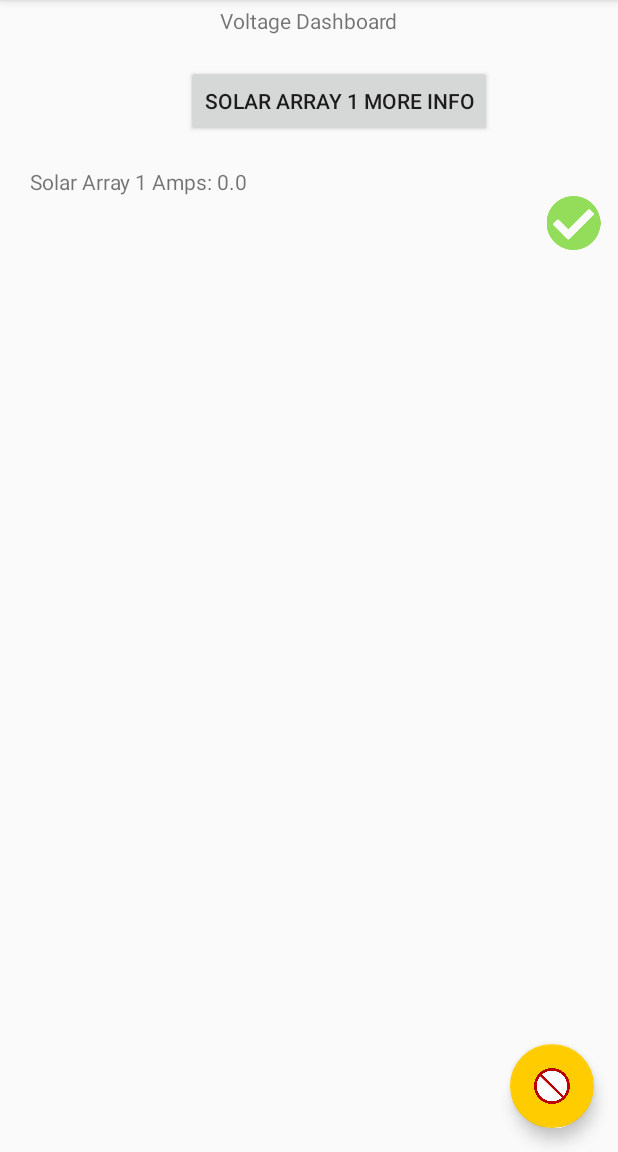
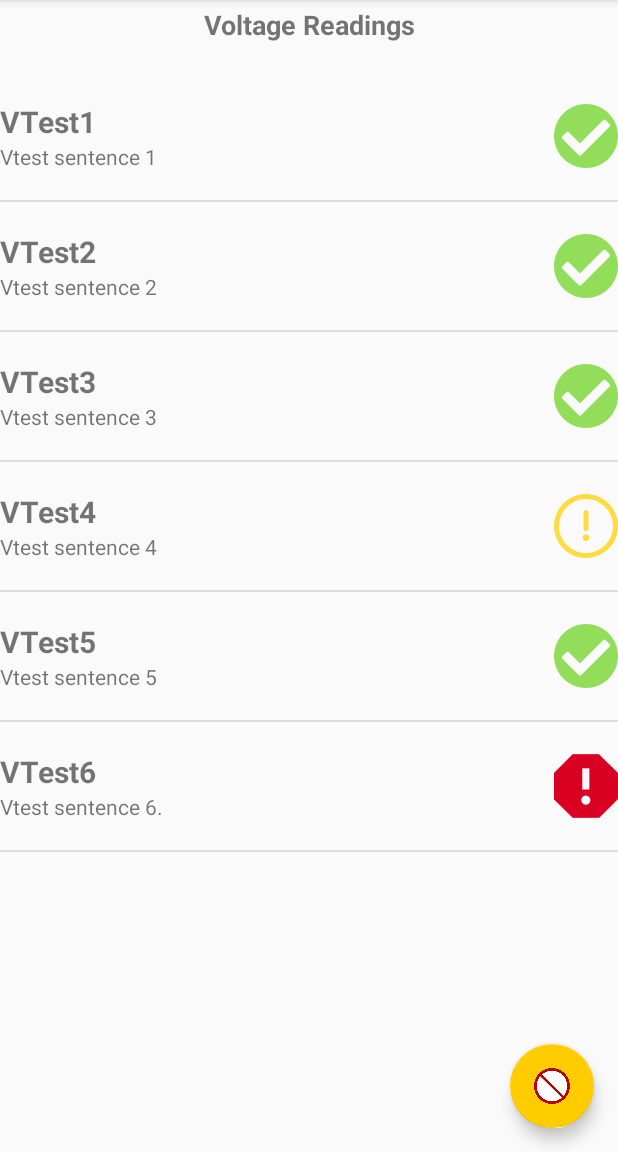
Before and after one commit to kathleenbaert/solardash, an Android app: the fragment VoltageFragment placed in its activity, on a phone screen of 412 x 824 dp, the part 84-1236 px from its top. Run offline under Robolectric (Android 15) with nearby library versions, the phone set to English and light mode, and no system bars.

Commit message:
added voltage scrollview, fixed custom list adapter

```diff
--- a/app/src/main/java/com/example/kathleenbaert/myapplication/CustomListAdapter.java
+++ b/app/src/main/java/com/example/kathleenbaert/myapplication/CustomListAdapter.java
@@ -43,7 +43,7 @@ public class CustomListAdapter extends ArrayAdapter {
 
         //this code gets references to objects in the listview_row.xml file
         TextView nameTextField = (TextView) rowView.findViewById(R.id.textView1);
-        TextView infoTextField = (TextView) rowView.findViewById(R.id.textView1);
+        TextView infoTextField = (TextView) rowView.findViewById(R.id.textView2);
         ImageView imageView = (ImageView) rowView.findViewById(R.id.imageView);
 
         //this code sets the values of the objects to values from the arrays
--- a/app/src/main/java/com/example/kathleenbaert/myapplication/VoltageFragment.java
+++ b/app/src/main/java/com/example/kathleenbaert/myapplication/VoltageFragment.java
@@ -1,5 +1,6 @@
 package com.example.kathleenbaert.myapplication;
 
+import android.app.Activity;
 import android.app.AlertDialog;
 import android.app.Fragment;
 import android.bluetooth.BluetoothAdapter;
@@ -11,6 +12,7 @@ import android.view.LayoutInflater;
 import android.view.View;
 import android.view.ViewGroup;
 import android.widget.Button;
+import android.widget.ListView;
 import android.widget.TextView;
 
 /**
@@ -24,17 +26,37 @@ public class VoltageFragment extends Fragment {
     @Override
     public View onCreateView(LayoutInflater inflater, @Nullable ViewGroup container, Bundle savedInstanceState) {
         myView = inflater.inflate(R.layout.voltage_dash, container, false);
-
-        final Context context = myView.getContext();
-
-        final JSONData d = new JSONData();
-
-        TextView firstAmp = myView.findViewById(R.id.volt1);
-        firstAmp.setText("Solar Array 1 Amps: " + Double.toString( d.dataInstance.getAmps() ) );
-
-        final Button voltButton1 = myView.findViewById( R.id.voltButton1);
-
-
         return myView;
     }
+    @Override
+    public void onActivityCreated(@Nullable Bundle savedInstanceState) {
+        super.onActivityCreated( savedInstanceState );
+
+        String[] nameArray = {"VTest1", "VTest2", "VTest3", "VTest4", "VTest5", "VTest6"};
+
+        String[] infoArray = {
+                "Vtest sentence 1",
+                "Vtest sentence 2",
+                "Vtest sentence 3",
+                "Vtest sentence 4",
+                "Vtest sentence 5",
+                "Vtest sentence 6."
+        };
+
+        Integer[] imageArray = {R.drawable.good,
+                R.drawable.good,
+                R.drawable.good,
+                R.drawable.warning,
+                R.drawable.good,
+                R.drawable.critical};
+
+        ListView listView;
+
+        Context context = myView.getContext();
+        CustomListAdapter customListAdapter = new CustomListAdapter( (Activity) context, nameArray, infoArray, imageArray );
+        listView = (ListView) myView.findViewById( R.id.listView );
+        listView.setAdapter( customListAdapter );
+
+    }
+
 }
--- a/app/src/main/res/layout/voltage_dash.xml
+++ b/app/src/main/res/layout/voltage_dash.xml
@@ -1,47 +1,28 @@
 <?xml version="1.0" encoding="utf-8"?>
 
 <LinearLayout xmlns:android="http://schemas.android.com/apk/res/android"
-    android:id="@+id/linearlayout"
-    android:layout_width="fill_parent"
-    android:layout_height="fill_parent"
-    android:orientation="vertical"
-    android:weightSum="1">
+              android:id="@+id/linearlayout"
+              android:layout_width="fill_parent"
+              android:layout_height="fill_parent"
+              android:orientation="vertical">
 
     <TextView
         android:id="@+id/heading"
-        android:layout_width="wrap_content"
-        android:layout_height="wrap_content"
+        android:layout_width="match_parent"
+        android:layout_height="44dp"
         android:layout_alignParentTop="true"
+        android:layout_centerHorizontal="true"
+        android:layout_gravity="center"
         android:layout_marginTop="60dp"
-        android:layout_gravity="center"
-        android:text="Voltage Dashboard" />
-    <Button
-        android:id="@+id/voltButton1"
-        android:layout_width="wrap_content"
-        android:layout_height="wrap_content"
-        android:layout_alignParentTop="true"
-        android:layout_gravity="center"
-        android:layout_marginLeft="20dp"
-        android:layout_marginTop="20dp"
-        android:text="Solar Array 1 More Info"/>
+        android:text="Voltage Readings"
+        android:textAlignment="center"
+        android:textSize="18sp"
+        android:textStyle="bold"/>
+    <ListView
+        android:id="@+id/listView"
+        android:layout_width="match_parent"
+        android:layout_height="match_parent">
 
-    <TextView
-        android:id="@+id/volt1"
-        android:layout_width="wrap_content"
-        android:layout_height="wrap_content"
-        android:layout_alignParentTop="true"
-        android:layout_marginTop="20dp"
-        android:layout_gravity="left"
-        android:layout_marginLeft="20dp"
-        android:text="Sensor 1:" />
-
-    <ImageView
-        android:id="@+id/temp1image"
-        android:layout_width="59dp"
-        android:layout_height="36dp"
-        android:src="@drawable/good"
-        android:layout_gravity="right"
-        />
-
+    </ListView>
 
 </LinearLayout>
```
